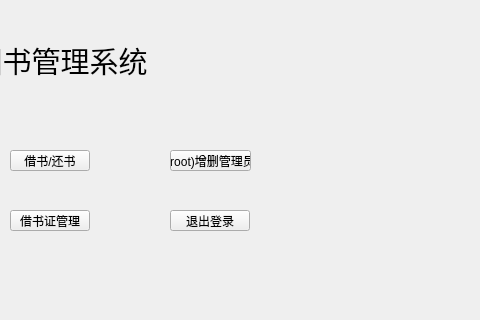
First picture: the form in mainwindow.ui, repository birchtree2/lib-manage-QT, before the edit; both pictures show x 320 to 800 and y 0 to 320 of the 800 by 600 pixel window.
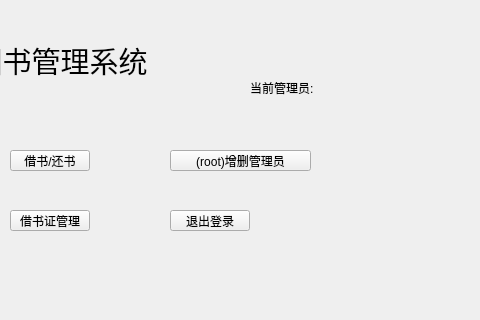
Second picture: the form after the edit.

The edit to the form file:
```diff
--- a/mainwindow.ui
+++ b/mainwindow.ui
@@ -45,7 +45,7 @@
      <rect>
       <x>490</x>
       <y>150</y>
-      <width>81</width>
+      <width>141</width>
       <height>21</height>
      </rect>
     </property>
@@ -113,6 +113,19 @@
      <string>借书证管理</string>
     </property>
    </widget>
+   <widget class="QLabel" name="cur_user">
+    <property name="geometry">
+     <rect>
+      <x>570</x>
+      <y>80</y>
+      <width>131</width>
+      <height>16</height>
+     </rect>
+    </property>
+    <property name="text">
+     <string>当前管理员:</string>
+    </property>
+   </widget>
   </widget>
   <widget class="QMenuBar" name="menubar">
    <property name="geometry">
```
Left out of the diff: 2 changed lines with no effect on the pictures.
